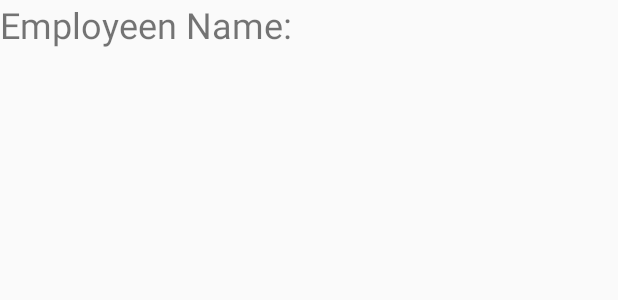
After one commit to Ashmunna/PayrollAndroidApp, an Android app: the layout activity_employee_details.xml on its own in the app's theme, with its tools: preview values and no code run, on a phone screen of 412 x 824 dp. The commit adds this screen. Shown: the top 300 px of the screen. Run offline under Robolectric (Android 15) with nearby library versions, the phone set to English and light mode, and no system bars.

Commit message:
Done By Ashraful

```diff
--- /dev/null
+++ b/app/src/main/res/layout/activity_employee_details.xml
@@ -0,0 +1,15 @@
+<?xml version="1.0" encoding="utf-8"?>
+<LinearLayout xmlns:android="http://schemas.android.com/apk/res/android"
+    xmlns:app="http://schemas.android.com/apk/res-auto"
+    xmlns:tools="http://schemas.android.com/tools"
+    android:layout_width="match_parent"
+    android:layout_height="match_parent"
+    tools:context=".EmployeeDetails">
+
+    <TextView
+        android:id="@+id/empName"
+        android:layout_width="wrap_content"
+        android:layout_height="wrap_content"
+        android:text="Employeen Name: "
+        android:textSize="24sp" />
+</LinearLayout>
--- a/app/src/main/res/layout/activity_show_employee.xml
+++ b/app/src/main/res/layout/activity_show_employee.xml
@@ -48,8 +48,8 @@ android:background="@drawable/background_images"
 
         <ListView
             android:id="@+id/employeeLv"
-            android:layout_width="wrap_content"
-            android:layout_height="wrap_content"
+            android:layout_width="match_parent"
+            android:layout_height="455dp"
             android:layout_marginTop="40dp"
 
             app:layout_constraintBottom_toBottomOf="parent"
@@ -58,7 +58,6 @@ android:background="@drawable/background_images"
             app:layout_constraintTop_toTopOf="parent" />
 
 
-
     </LinearLayout>
 
 
```
Also changed, not shown: app/src/main/AndroidManifest.xml (+4 -3 lines), app/src/main/java/com/example/payrollmanagementsystem/EmployeeDetails.java (added, +21 -0 lines), app/src/main/java/com/example/payrollmanagementsystem/ShowEmployeeActivity.java (+17 -0 lines).
